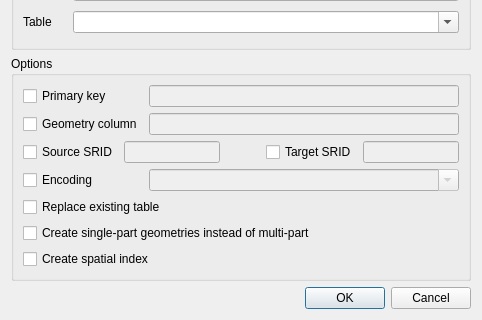
This is python/plugins/db_manager/ui/DlgImportVector.ui in qgis/QGIS as Qt 5 draws it before an edit; both pictures show x 0 to 482 and y 176 to 496 of the 482 by 496 pixel window. The edited form follows.
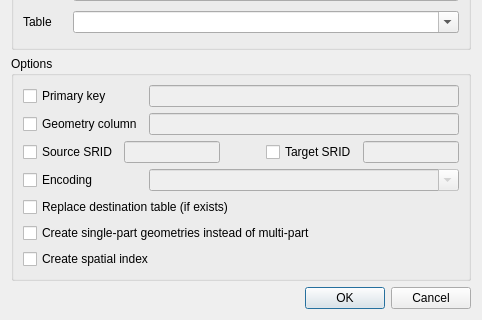
This is the edited form.

Commit message: [DBManager] in import/export dialog, replace "Drop existing one" text to a more meaningful one (fix #13384)

The edit to the form file:
```diff
--- a/python/plugins/db_manager/ui/DlgImportVector.ui
+++ b/python/plugins/db_manager/ui/DlgImportVector.ui
@@ -263,7 +263,7 @@
       <item row="4" column="0" colspan="2">
        <widget class="QCheckBox" name="chkDropTable">
         <property name="text">
-         <string>Replace existing table</string>
+         <string>Replace destination table (if exists)</string>
         </property>
        </widget>
       </item>
```
The commit also changes 1 other file.
